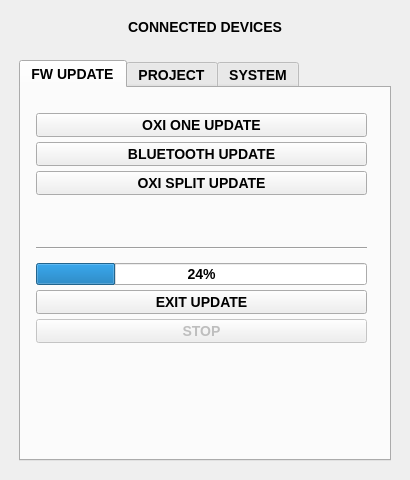
OXI-Instruments/OXI-Desktop, file apps/oxi_desktop/mainwindow.ui: the form before one commit.
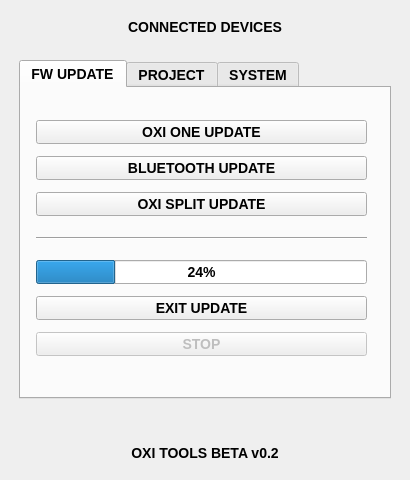
The form after the commit.

Commit message: User interface can show status

```diff
--- a/apps/oxi_desktop/mainwindow.ui
+++ b/apps/oxi_desktop/mainwindow.ui
@@ -111,19 +111,6 @@
              </property>
             </widget>
            </item>
-           <item>
-            <spacer name="verticalSpacer_5">
-             <property name="orientation">
-              <enum>Qt::Vertical</enum>
-             </property>
-             <property name="sizeHint" stdset="0">
-              <size>
-               <width>20</width>
-               <height>40</height>
-              </size>
-             </property>
-            </spacer>
-           </item>
            <item>
             <widget class="Line" name="line_2">
              <property name="minimumSize">
@@ -188,16 +175,6 @@
              </property>
             </widget>
            </item>
-           <item>
-            <widget class="QLabel" name="process_status">
-             <property name="text">
-              <string/>
-             </property>
-             <property name="alignment">
-              <set>Qt::AlignCenter</set>
-             </property>
-            </widget>
-           </item>
           </layout>
          </widget>
         </widget>
@@ -447,6 +424,42 @@
         </property>
        </spacer>
       </item>
+      <item row="3" column="0">
+       <widget class="QLabel" name="process_status">
+        <property name="text">
+         <string/>
+        </property>
+        <property name="alignment">
+         <set>Qt::AlignCenter</set>
+        </property>
+       </widget>
+      </item>
+      <item row="5" column="0">
+       <widget class="QLabel" name="connection_status_label_2">
+        <property name="text">
+         <string>OXI TOOLS BETA v0.2</string>
+        </property>
+        <property name="alignment">
+         <set>Qt::AlignCenter</set>
+        </property>
+       </widget>
+      </item>
+      <item row="4" column="0">
+       <spacer name="verticalSpacer_3">
+        <property name="orientation">
+         <enum>Qt::Vertical</enum>
+        </property>
+        <property name="sizeType">
+         <enum>QSizePolicy::Maximum</enum>
+        </property>
+        <property name="sizeHint" stdset="0">
+         <size>
+          <width>20</width>
+          <height>20</height>
+         </size>
+        </property>
+       </spacer>
+      </item>
      </layout>
     </item>
    </layout>
```
The commit also changes 4 other files.
